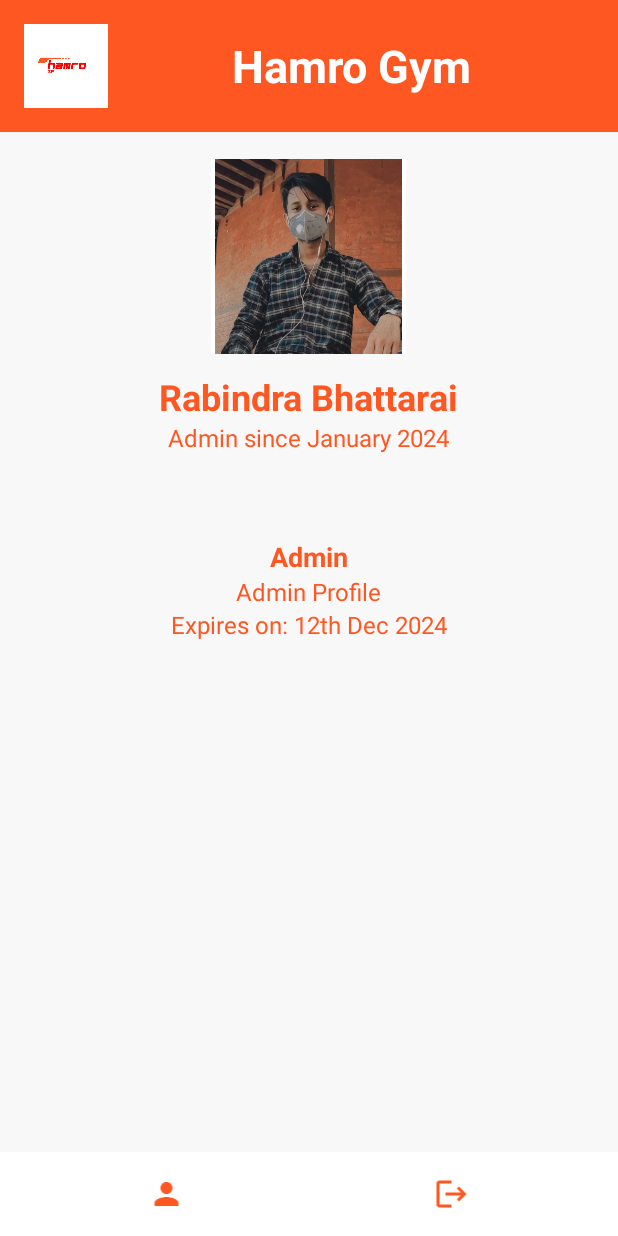
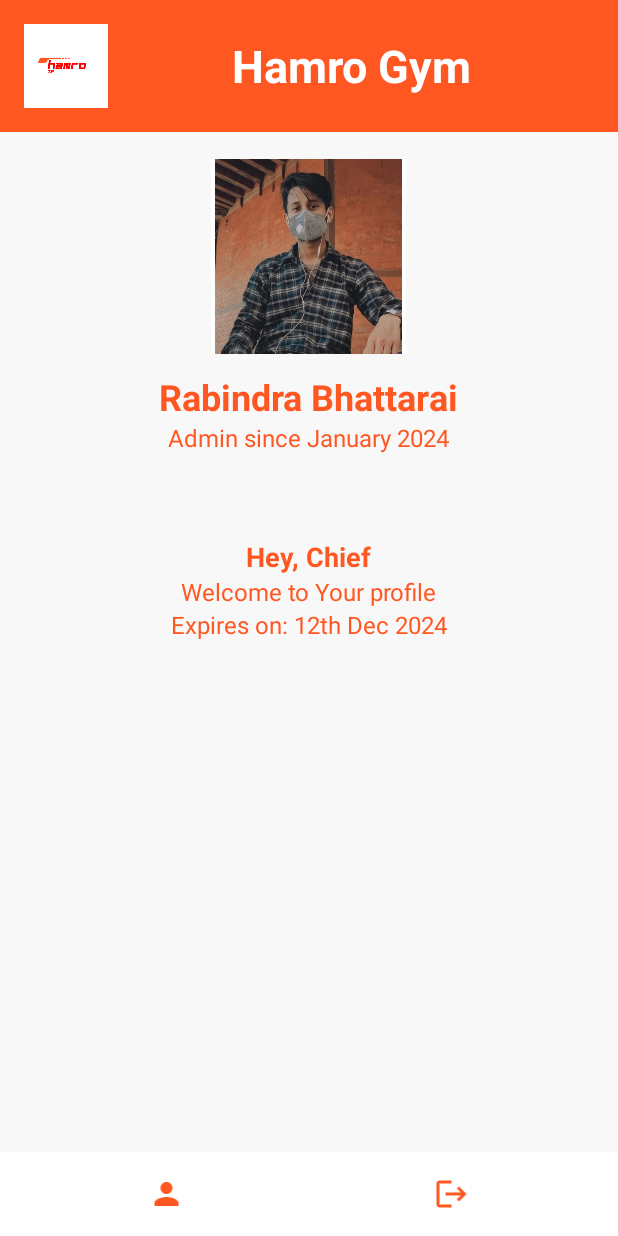
Before and after one commit to Rabindra-Bhattarai/Kotlin-ind., an Android app: the fragment ProfileFragment shown on its own in the app's theme, on a phone screen of 412 x 824 dp. Run offline under Robolectric (Android 15) with nearby library versions, the phone set to English and light mode, and no system bars.

Commit message:
Profile changes

```diff
--- a/app/src/main/res/layout/fragment_profile.xml
+++ b/app/src/main/res/layout/fragment_profile.xml
@@ -100,7 +100,7 @@
                 <TextView
                     android:layout_width="wrap_content"
                     android:layout_height="wrap_content"
-                    android:text="Admin"
+                    android:text="Hey, Chief"
                     android:textColor="@color/red"
                     android:textSize="18sp"
                     android:textStyle="bold" />
@@ -108,7 +108,7 @@
                 <TextView
                     android:layout_width="wrap_content"
                     android:layout_height="wrap_content"
-                    android:text="Admin Profile"
+                    android:text="Welcome to Your profile"
                     android:textColor="@color/red"
                     android:textSize="16sp" />
 
```
